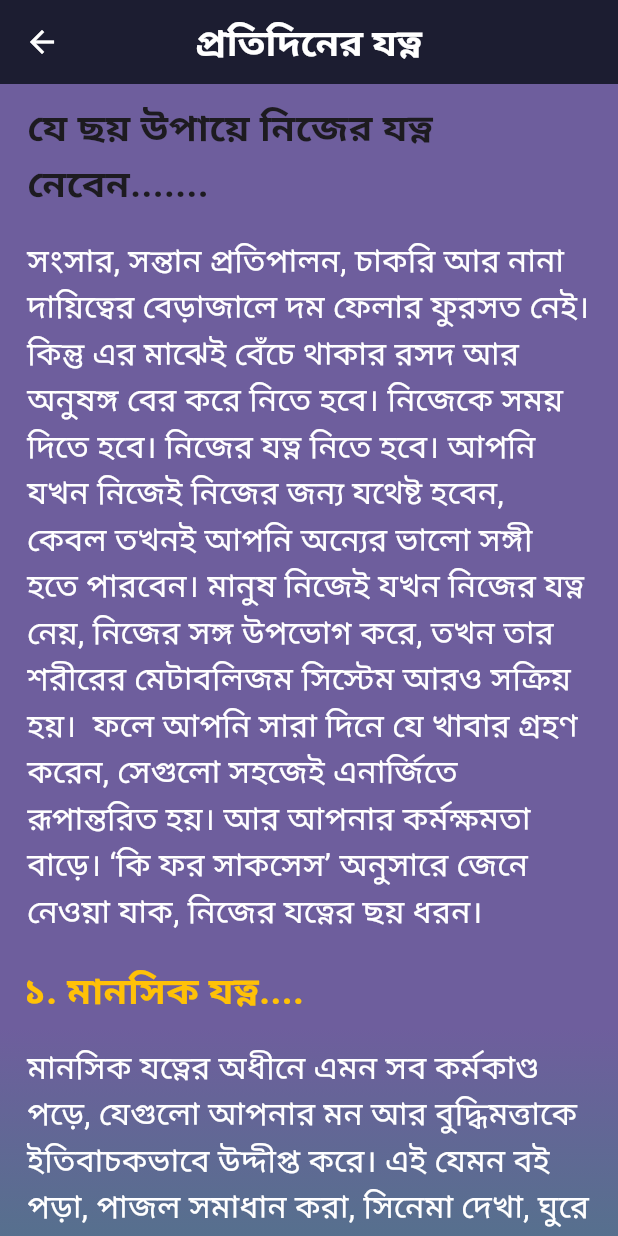
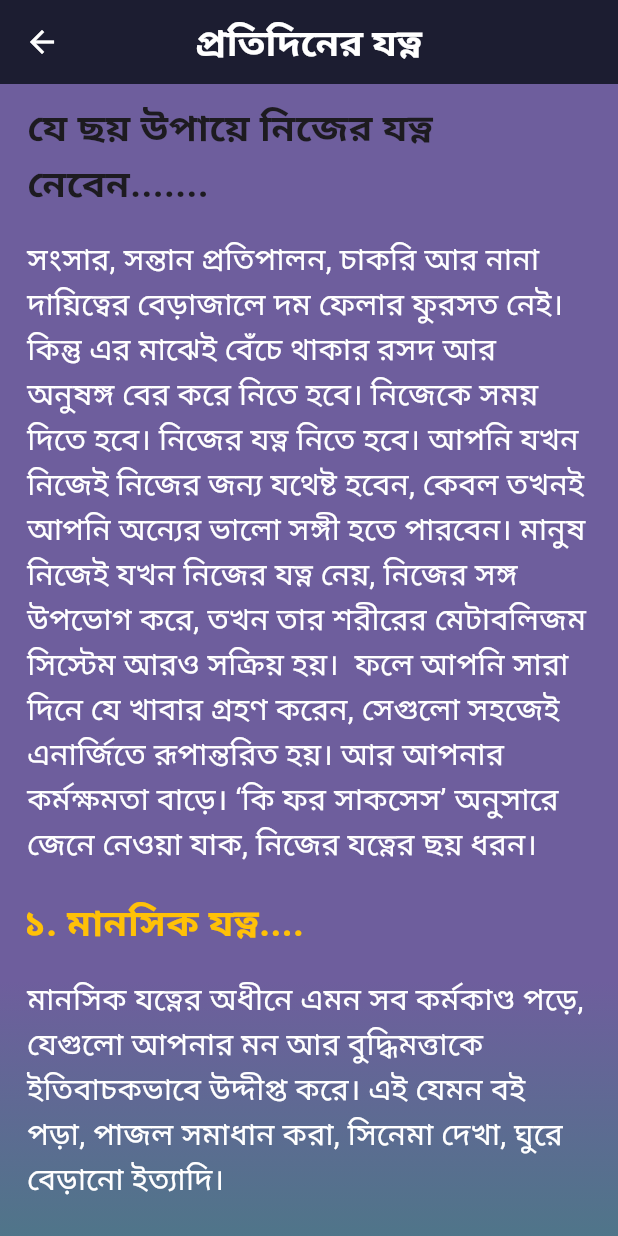
Before and after one commit to mahabubalom0/BMI-Calculator, a Flutter app: the screen it shows after launch, after a tap on "প্রতিদিনের যত্ন", on a phone screen of 412 x 824 dp. Run offline on Flutter 3.47's test engine with Material 3 defaults, Android fonts, the phone set to English and light mode, and no system bars; our stand-ins replace curved_navigation_bar, shared_preferences.

```diff
--- a/lib/component/allIcons.dart
+++ b/lib/component/allIcons.dart
@@ -13,6 +13,8 @@ class Allicons{
   static final IconData next= Icons.arrow_forward_ios_outlined;
   static final IconData contac= Icons.contact_phone;
   static final IconData health= Icons.health_and_safety;
-  static final IconData back= Icons.arrow_back;
+  static final IconData back= Icons.arrow_forward;
+  static final IconData back_fowrad= Icons.arrow_back;
+  static final IconData persion= Icons.person;
 
 }
--- a/lib/component/allsize.dart
+++ b/lib/component/allsize.dart
@@ -1,6 +1,6 @@
 class Allsize{
-  static final small=19.0;
-  static final meduam=21.0;
+  static final small=18.0;
+  static final meduam=20.0;
   static final larger=25.0;
   static final submedium=23.0;
   static final iconlarger=90.0;
--- a/lib/main.dart
+++ b/lib/main.dart
@@ -1,5 +1,6 @@
 import 'package:bmi_calculator/sereens/bmidesignscernce.dart';
 import 'package:bmi_calculator/sereens/home_paje.dart';
+import 'package:bmi_calculator/sereens/profile_input.dart';
 import 'package:flutter/material.dart';
 
 
@@ -14,7 +15,10 @@ class MyApp extends StatelessWidget {
   Widget build(BuildContext context) {
     return MaterialApp(
       debugShowCheckedModeBanner: false,
-      home: HomePaje()
+      home:
+
+      HomePaje()
+      // ProfileInputPage()
 
       //Bmidesignscernce() ,
 
--- a/lib/sereens/daily_care.dart
+++ b/lib/sereens/daily_care.dart
@@ -16,15 +16,15 @@ appBar: AppBar(
        Navigator.pop(context);
         },
 
-      child: Icon(Allicons.back,color: Allcolor.white,)),
+      child: Icon(Allicons.back_fowrad,color: Allcolor.white,)),
   backgroundColor: Allcolor.prymaricolor,
   centerTitle: true,
   title: Text("প্রতিদিনের যত্ন",style: TextStyle(color: Allcolor.white,fontSize: Allsize.larger,fontWeight: FontWeight.bold),),
 ),
-      body: Column(children: [
+      body: SingleChildScrollView(
+        child: Column(children: [
 
-        SingleChildScrollView(
-          child: Container(
+           Container(
               //height: MediaQuery.of(context).size.height,
               //width: MediaQuery.of(context).size.width,
               decoration: BoxDecoration(
@@ -84,12 +84,13 @@ appBar: AppBar(
                 ],),
               ),
             ),
-        ),
+
 
 
 
 
         ],),
+      ),
 
 
     );
--- a/lib/sereens/home_paje.dart
+++ b/lib/sereens/home_paje.dart
@@ -2,8 +2,11 @@ import 'package:bmi_calculator/component/allIcons.dart';
 import 'package:bmi_calculator/component/allcolor.dart';
 import 'package:bmi_calculator/component/allsize.dart';
 import 'package:bmi_calculator/sereens/book_screens.dart';
+import 'package:bmi_calculator/sereens/daily_care.dart';
 import 'package:bmi_calculator/sereens/favarite_screens.dart';
 import 'package:bmi_calculator/sereens/homebtn.dart';
+import 'package:bmi_calculator/sereens/profile_input.dart';
+import 'package:bmi_calculator/sereens/profile_screens.dart';
 import 'package:curved_navigation_bar/curved_navigation_bar.dart';
 import 'package:flutter/material.dart';
 
@@ -18,7 +21,7 @@ class HomePaje extends StatefulWidget {
 
 class _HomePajeState extends State<HomePaje> {
 
-  List<Widget>page=[Homebtn(),FavariteScreens(),BookScreens()];
+  List<Widget>page=[Homebtn(),BookScreens(),ProfileDisplayPage(),];
 
   int currentindex =0;
   @override
@@ -28,10 +31,30 @@ class _HomePajeState extends State<HomePaje> {
     return Scaffold(
 
       appBar: AppBar(
+
+        actions: [
+          Padding(
+            padding: const EdgeInsets.only(right: 18.0),
+            child: GestureDetector(
+              onTap: (){
+                Navigator.of(context).push(MaterialPageRoute(builder: (context)=>ProfileDisplayPage()));
+              },
+              child: CircleAvatar(
+                backgroundColor: Allcolor.white,
+                radius: 25,
+                child:  Icon(Allicons.persion,size: Allsize.iconmeduam,color: Allcolor.pinkcolor,),
+
+              ),
+            ),
+          ),
+
+        ],
         backgroundColor: Allcolor.prymaricolor,
         iconTheme: IconThemeData(color: Allcolor.white),
         centerTitle: true,
         title: Text("সুসাস্থে প্রতিদিন",style: TextStyle(color: Allcolor.white, fontSize: Allsize.submedium,fontWeight: FontWeight.bold),),
+
+
       ),
 bottomNavigationBar: CurvedNavigationBar(
 
@@ -44,8 +67,8 @@ bottomNavigationBar: CurvedNavigationBar(
 
   items: [
     Icon(Allicons.home,size: 35,),
-    Icon(Allicons.fevorite,size: 35,),
-    Icon(Allicons.bookicons,size: 35,)
+    Icon(Allicons.bookicons,size: 35,),
+    Icon(Allicons.persion,size: 35,),
 
 
   ],
@@ -98,23 +121,7 @@ bottomNavigationBar: CurvedNavigationBar(
                 ),
               ),
             ),
-            InkWell(
-              hoverColor: Allcolor.pinkcolor.withOpacity(0.3),
-              onTap: (){
 
-                setState(() {
-                  Navigator.of(context).push(MaterialPageRoute(builder: (context)=>FavariteScreens()));
-                });
-              },
-              child: Card(
-                color: Allcolor.redcolor.withOpacity(0.1),
-                child: ListTile(leading: Icon(Allicons.fevorite,color: Allcolor.blackcolor,),
-                  title: Text("Favorite",style: TextStyle(color: Allcolor.blackcolor),),
-                  trailing: Icon(Allicons.back,color: Allcolor.blackcolor,),
-
-                ),
-              ),
-            ),
             InkWell(
               hoverColor: Allcolor.pinkcolor.withOpacity(0.3),
               onTap: (){},
@@ -151,7 +158,24 @@ bottomNavigationBar: CurvedNavigationBar(
 
                 ),
               ),
-            )
+            ),
+            InkWell(
+              hoverColor: Allcolor.pinkcolor.withOpacity(0.3),
+              onTap: (){
+
+                setState(() {
+                  Navigator.of(context).push(MaterialPageRoute(builder: (context)=>ProfileInputPage()));
+                });
+              },
+              child: Card(
+                color: Allcolor.redcolor.withOpacity(0.1),
+                child: ListTile(leading: Icon(Allicons.persion,color: Allcolor.blackcolor,),
+                  title: Text("Profile",style: TextStyle(color: Allcolor.blackcolor),),
+                  trailing: Icon(Allicons.back,color: Allcolor.blackcolor,),
+
+                ),
+              ),
+            ),
           ],),
 
         ),
--- a/pubspec.yaml
+++ b/pubspec.yaml
@@ -34,7 +34,9 @@ dependencies:
   # The following adds the Cupertino Icons font to your application.
   # Use with the CupertinoIcons class for iOS style icons.
   cupertino_icons: ^1.0.8
+  shared_preferences: ^2.5.3
   curved_navigation_bar:
+
 
 dev_dependencies:
   flutter_test:
```
Also changed, not shown: lib/sereens/profile_input.dart (added, +115 -0 lines), lib/sereens/profile_screens.dart (added, +148 -0 lines), assets/image/png/persion.png (added), lib/generated/assets.dart, pubspec.lock, 1 other file. Lines whose indentation alone changed are shown as unchanged.
